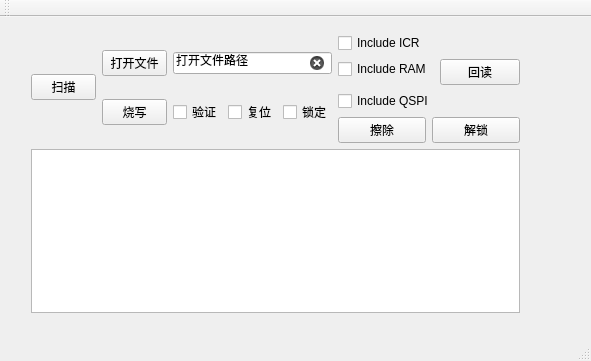
First picture: the form in UI/mainwindow.ui, repository hacperme/Nrfjprogmer, before the edit.
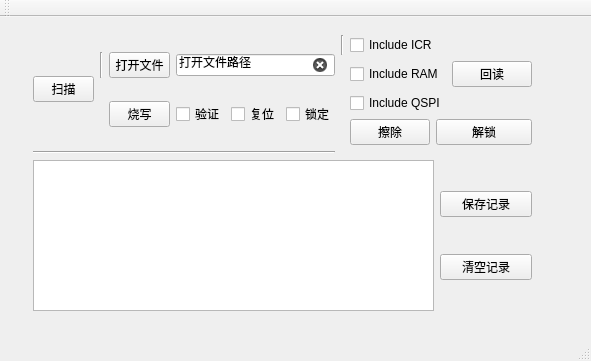
Second picture: the form after the edit.

Commit message: 1. 添加操作记录保存、清空功能

Diff of the .ui file:
```diff
--- a/UI/mainwindow.ui
+++ b/UI/mainwindow.ui
@@ -17,10 +17,10 @@
    <widget class="QWidget" name="">
     <property name="geometry">
      <rect>
-      <x>20</x>
-      <y>5</y>
-      <width>511</width>
-      <height>302</height>
+      <x>22</x>
+      <y>7</y>
+      <width>521</width>
+      <height>298</height>
      </rect>
     </property>
     <layout class="QGridLayout" name="gridLayout_4">
@@ -33,14 +33,14 @@
          </property>
         </widget>
        </item>
-       <item row="0" column="1">
-        <widget class="QPushButton" name="button_open_file">
+       <item row="1" column="3">
+        <widget class="QCheckBox" name="is_verify">
          <property name="text">
-          <string>打开文件</string>
+          <string>验证</string>
          </property>
         </widget>
        </item>
-       <item row="0" column="2" colspan="3">
+       <item row="0" column="3" colspan="3">
         <widget class="QLineEdit" name="show_file_path">
          <property name="autoFillBackground">
           <bool>false</bool>
@@ -65,91 +65,115 @@
          </property>
         </widget>
        </item>
-       <item row="1" column="1">
-        <widget class="QPushButton" name="program">
-         <property name="text">
-          <string>烧写</string>
-         </property>
-        </widget>
-       </item>
-       <item row="1" column="2">
-        <widget class="QCheckBox" name="is_verify">
-         <property name="text">
-          <string>验证</string>
-         </property>
-        </widget>
-       </item>
-       <item row="1" column="3">
+       <item row="1" column="4">
         <widget class="QCheckBox" name="is_reset">
          <property name="text">
           <string>复位</string>
          </property>
         </widget>
        </item>
-       <item row="1" column="4">
+       <item row="1" column="5">
         <widget class="QCheckBox" name="is_rbp">
          <property name="text">
           <string>锁定</string>
          </property>
         </widget>
        </item>
-      </layout>
+       <item row="1" column="2">
+        <widget class="QPushButton" name="program">
+         <property name="text">
+          <string>烧写</string>
+         </property>
+        </widget>
+       </item>
+       <item row="0" column="2">
+        <widget class="QPushButton" name="button_open_file">
+         <property name="text">
+          <string>打开文件</string>
+         </property>
+        </widget>
      </item>
      <item row="0" column="1">
-      <layout class="QGridLayout" name="gridLayout_3">
-       <item row="0" column="0">
-        <layout class="QFormLayout" name="formLayout">
-         <item row="0" column="0">
+        <widget class="Line" name="line">
+         <property name="orientation">
+          <enum>Qt::Vertical</enum>
+         </property>
+        </widget>
+       </item>
+      </layout>
+     </item>
+     <item row="0" column="1" colspan="2">
+      <layout class="QGridLayout" name="gridLayout_2">
+       <item row="0" column="1" colspan="2">
           <widget class="QCheckBox" name="include_icr">
            <property name="text">
             <string>Include ICR</string>
            </property>
           </widget>
          </item>
-         <item row="1" column="0">
+       <item row="1" column="1" colspan="2">
           <widget class="QCheckBox" name="include_ram">
            <property name="text">
             <string>Include RAM</string>
            </property>
           </widget>
          </item>
-         <item row="1" column="1">
-          <widget class="QPushButton" name="button_readback">
+       <item row="3" column="2" colspan="2">
+        <widget class="QPushButton" name="button_disable_rbp">
            <property name="text">
-            <string>回读</string>
+          <string>解锁</string>
            </property>
           </widget>
          </item>
-         <item row="2" column="0">
+       <item row="2" column="1" colspan="2">
           <widget class="QCheckBox" name="include_qspi">
            <property name="text">
             <string>Include QSPI</string>
            </property>
           </widget>
          </item>
-        </layout>
-       </item>
-       <item row="1" column="0">
-        <layout class="QGridLayout" name="gridLayout_2">
-         <item row="0" column="0">
+       <item row="3" column="1">
           <widget class="QPushButton" name="eraseall">
            <property name="text">
             <string>擦除</string>
            </property>
           </widget>
          </item>
-         <item row="0" column="1">
-          <widget class="QPushButton" name="button_disable_rbp">
+       <item row="1" column="3">
+        <widget class="QPushButton" name="button_readback">
            <property name="text">
-            <string>解锁</string>
+          <string>回读</string>
            </property>
           </widget>
          </item>
-        </layout>
-       </item>
+       <item row="0" column="0">
+        <widget class="Line" name="line_2">
+         <property name="orientation">
+          <enum>Qt::Vertical</enum>
+         </property>
+        </widget>
+       </item>
+      </layout>
+     </item>
+     <item row="2" column="2">
+      <layout class="QGridLayout" name="gridLayout_3">
+       <item row="0" column="0">
+        <widget class="QPushButton" name="button_save_logs">
+         <property name="text">
+          <string>保存记录</string>
+         </property>
+        </widget>
+       </item>
+       <item row="1" column="0">
+        <widget class="QPushButton" name="button_clear_logs">
+         <property name="text">
+          <string>清空记录</string>
+         </property>
+        </widget>
+       </item>
       </layout>
      </item>
-     <item row="1" column="0" colspan="2">
+     <item row="2" column="0" colspan="2">
       <widget class="QTextEdit" name="show_logs">
        <property name="autoFillBackground">
         <bool>false</bool>
@@ -174,6 +198,13 @@
        </property>
       </widget>
      </item>
+     <item row="1" column="0">
+      <widget class="Line" name="line_3">
+       <property name="orientation">
+        <enum>Qt::Horizontal</enum>
+       </property>
+      </widget>
+     </item>
     </layout>
    </widget>
    <zorder>splitter</zorder>
```
Left out of the diff: 3 changed lines with no effect on the pictures. Lines whose indentation alone changed are shown as unchanged. The commit also changes 7 other files.
